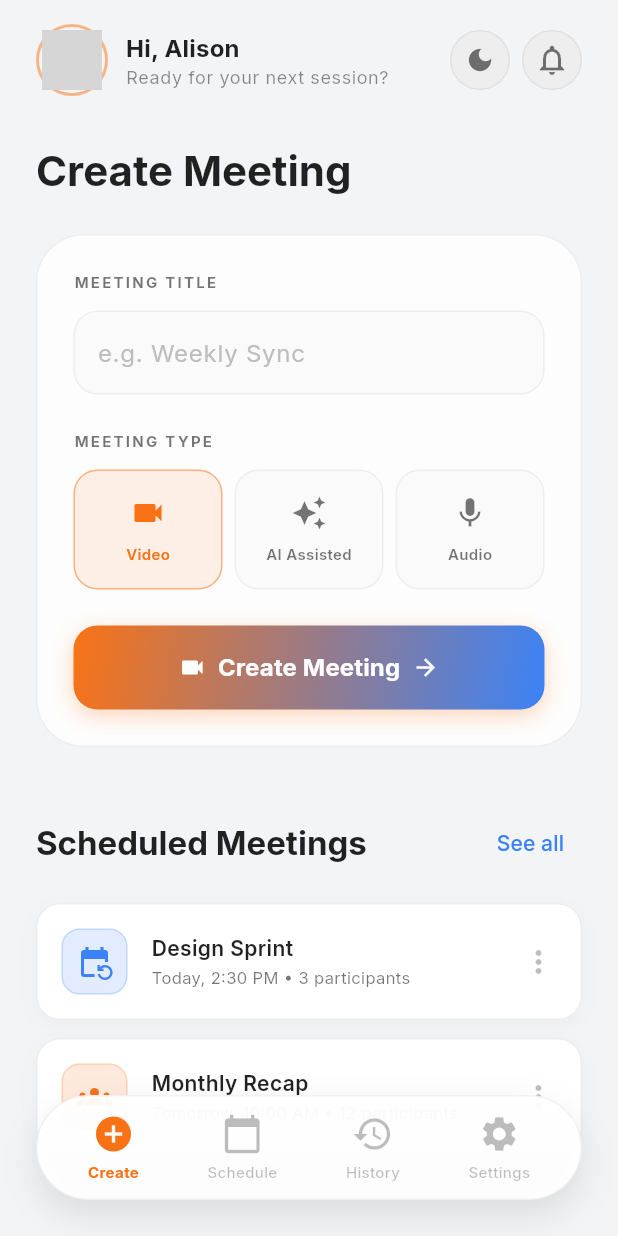
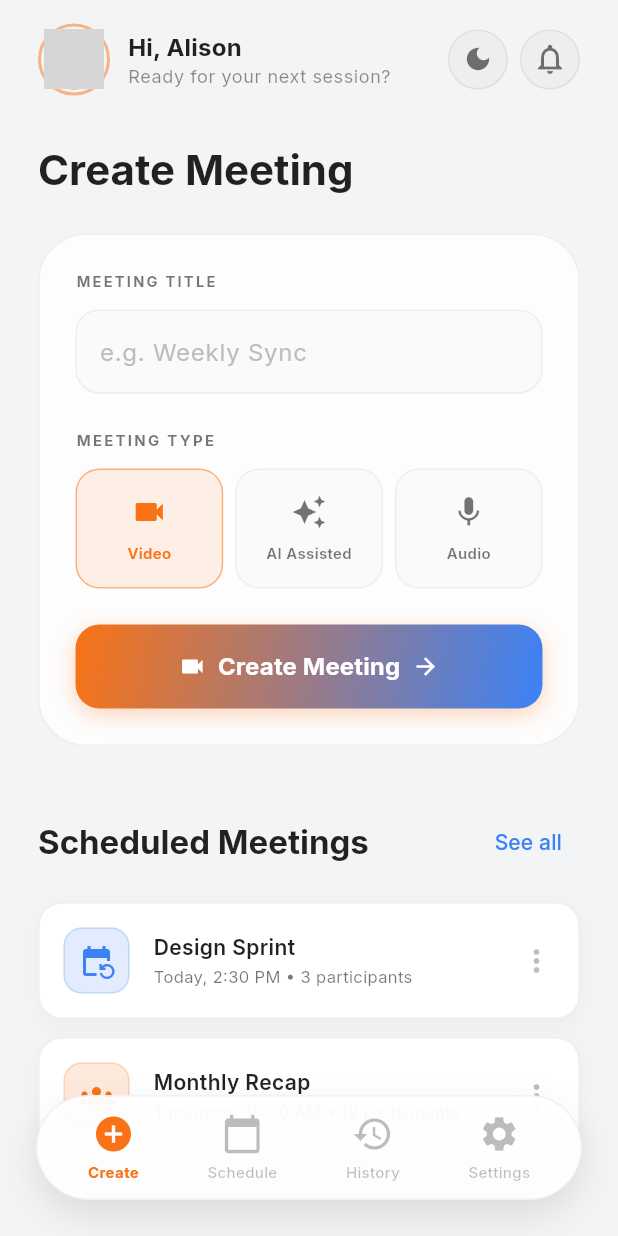
Before and after one commit to Foumvn/Vision-Soutenance, a Flutter app: the MainScaffold screen opened by its route, after a tap on the "light mode" icon, on a phone screen of 412 x 824 dp. Run offline on Flutter 3.47's test engine with Material 3 defaults, Android fonts, the phone set to English and light mode, and no system bars; our stand-ins replace flutter_screenutil, google_fonts, shared_preferences; accounts and stored records are empty; network calls fail; grey boxes are pictures that could not be loaded.

Commit message:
style: implement flutter_screenutil responsiveness and fix header overflows

```diff
--- a/mobile/lib/main.dart
+++ b/mobile/lib/main.dart
@@ -14,6 +14,7 @@ import 'package:fred_soutenance_app/screens/signup_screen.dart';
 import 'package:flutter_localizations/flutter_localizations.dart';
 import 'package:fred_soutenance_app/providers/language_provider.dart';
 import 'package:fred_soutenance_app/l10n.dart';
+import 'package:flutter_screenutil/flutter_screenutil.dart';
 import 'dart:ui';
 
 void main() {
@@ -36,6 +37,11 @@ class MyApp extends StatelessWidget {
     final themeProvider = Provider.of<ThemeProvider>(context);
     final languageProvider = Provider.of<LanguageProvider>(context);
 
+    return ScreenUtilInit(
+      designSize: const Size(390, 844), // Standard iPhone 12/13/14 size
+      minTextAdapt: true,
+      splitScreenMode: true,
+      builder: (context, child) {
         return MaterialApp(
           title: 'Fred Soutenance',
           debugShowCheckedModeBanner: false,
@@ -64,5 +70,7 @@ class MyApp extends StatelessWidget {
             '/meeting': (context) => const MeetingScreen(),
           },
         );
+      },
+    );
   }
 }
--- a/mobile/lib/screens/home/create_screen.dart
+++ b/mobile/lib/screens/home/create_screen.dart
@@ -3,6 +3,7 @@ import 'package:fred_soutenance_app/theme.dart';
 import 'package:fred_soutenance_app/l10n.dart';
 import 'package:fred_soutenance_app/providers/theme_provider.dart';
 import 'package:provider/provider.dart';
+import 'package:flutter_screenutil/flutter_screenutil.dart';
 
 class CreateScreen extends StatelessWidget {
   const CreateScreen({super.key});
@@ -15,7 +16,7 @@ class CreateScreen extends StatelessWidget {
 
     return SingleChildScrollView(
       child: Padding(
-        padding: const EdgeInsets.symmetric(horizontal: 24.0, vertical: 16.0),
+        padding: EdgeInsets.symmetric(horizontal: 24.0.w, vertical: 16.0.h),
         child: Column(
           crossAxisAlignment: CrossAxisAlignment.start,
           children: [
@@ -23,7 +24,8 @@ class CreateScreen extends StatelessWidget {
             Row(
               mainAxisAlignment: MainAxisAlignment.spaceBetween,
               children: [
-                Row(
+                Expanded(
+                  child: Row(
                     children: [
                       Container(
                         width: 48,
@@ -38,25 +40,31 @@ class CreateScreen extends StatelessWidget {
                         ),
                       ),
                       const SizedBox(width: 12),
-                    Column(
+                      Expanded(
+                        child: Column(
                           crossAxisAlignment: CrossAxisAlignment.start,
                           children: [
                             Text(
                               l10n.translate('welcome_hi'),
+                              overflow: TextOverflow.ellipsis,
                               style: Theme.of(context).textTheme.titleMedium?.copyWith(
                                     fontWeight: FontWeight.bold,
                                   ),
                             ),
                             Text(
                               l10n.translate('ready_session'),
+                              overflow: TextOverflow.ellipsis,
                               style: Theme.of(context).textTheme.bodySmall?.copyWith(
                                     color: isDark ? Colors.white38 : Colors.black45,
                                   ),
                             ),
                           ],
                         ),
+                      ),
                     ],
                   ),
+                ),
+                const SizedBox(width: 12),
                 Row(
                   children: [
                     GestureDetector(
@@ -114,13 +122,13 @@ class CreateScreen extends StatelessWidget {
                   Text(
                     l10n.translate('meeting_title_label'),
                     style: TextStyle(
-                      fontSize: 10,
+                      fontSize: 10.sp,
                       fontWeight: FontWeight.bold,
                       letterSpacing: 1.5,
                       color: isDark ? Colors.white54 : Colors.black54,
                     ),
                   ),
-                  const SizedBox(height: 12),
+                  SizedBox(height: 12.h),
                   TextField(
                     style: TextStyle(color: isDark ? Colors.white : Colors.black),
                     decoration: InputDecoration(
@@ -129,15 +137,15 @@ class CreateScreen extends StatelessWidget {
                       hintText: "e.g. Weekly Sync",
                       hintStyle: TextStyle(color: isDark ? Colors.white24 : Colors.grey[400]),
                       border: OutlineInputBorder(
-                        borderRadius: BorderRadius.circular(16),
+                        borderRadius: BorderRadius.circular(16.r),
                         borderSide: BorderSide(color: isDark ? Colors.white.withOpacity(0.05) : Colors.grey[200]!),
                       ),
                       enabledBorder: OutlineInputBorder(
-                        borderRadius: BorderRadius.circular(16),
+                        borderRadius: BorderRadius.circular(16.r),
                         borderSide: BorderSide(color: isDark ? Colors.white.withOpacity(0.05) : Colors.grey[200]!),
                       ),
                       focusedBorder: OutlineInputBorder(
-                        borderRadius: BorderRadius.circular(16),
+                        borderRadius: BorderRadius.circular(16.r),
                         borderSide: const BorderSide(color: AppTheme.primary, width: 1),
                       ),
                     ),
--- a/mobile/pubspec.yaml
+++ b/mobile/pubspec.yaml
@@ -39,6 +39,7 @@ dependencies:
   shared_preferences: ^2.5.4
   google_fonts: ^7.0.2
   provider: ^6.1.5+1
+  flutter_screenutil: ^5.9.3
 
 dev_dependencies:
   flutter_test:
```
Also changed, not shown: mobile/lib/screens/home/invite_participants_screen.dart (+19 -16 lines), mobile/lib/screens/widgets/glass_input_field.dart (+4 -3 lines), mobile/lib/screens/widgets/neon_button.dart (+5 -4 lines). Lines whose indentation alone changed are shown as unchanged.
